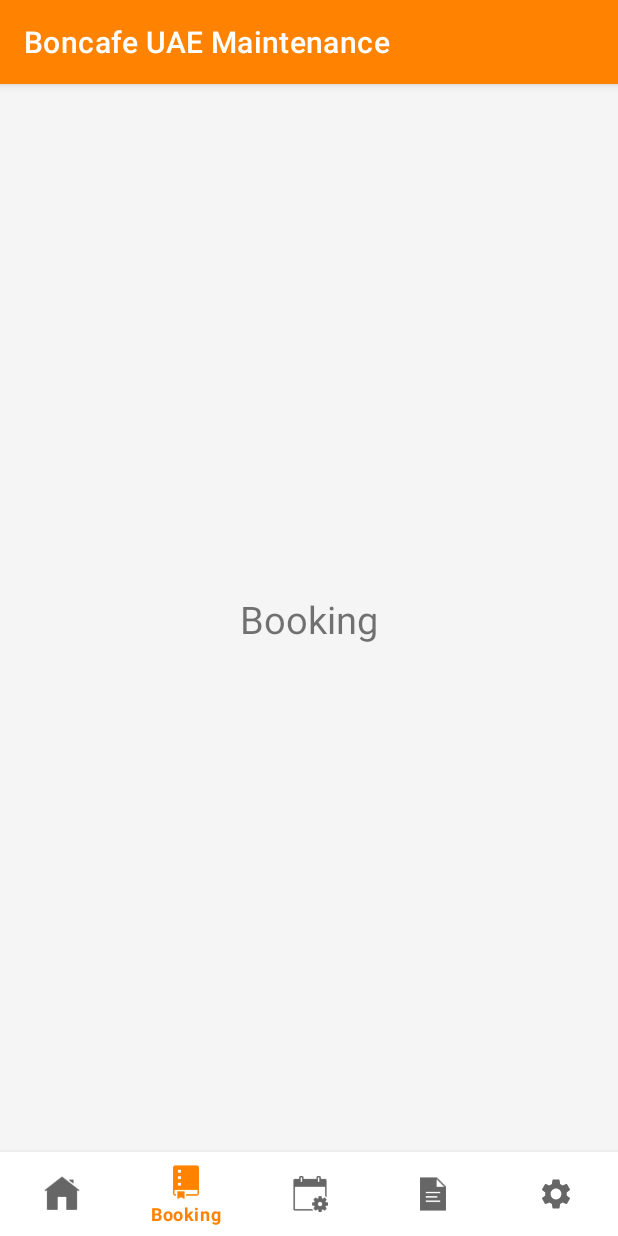
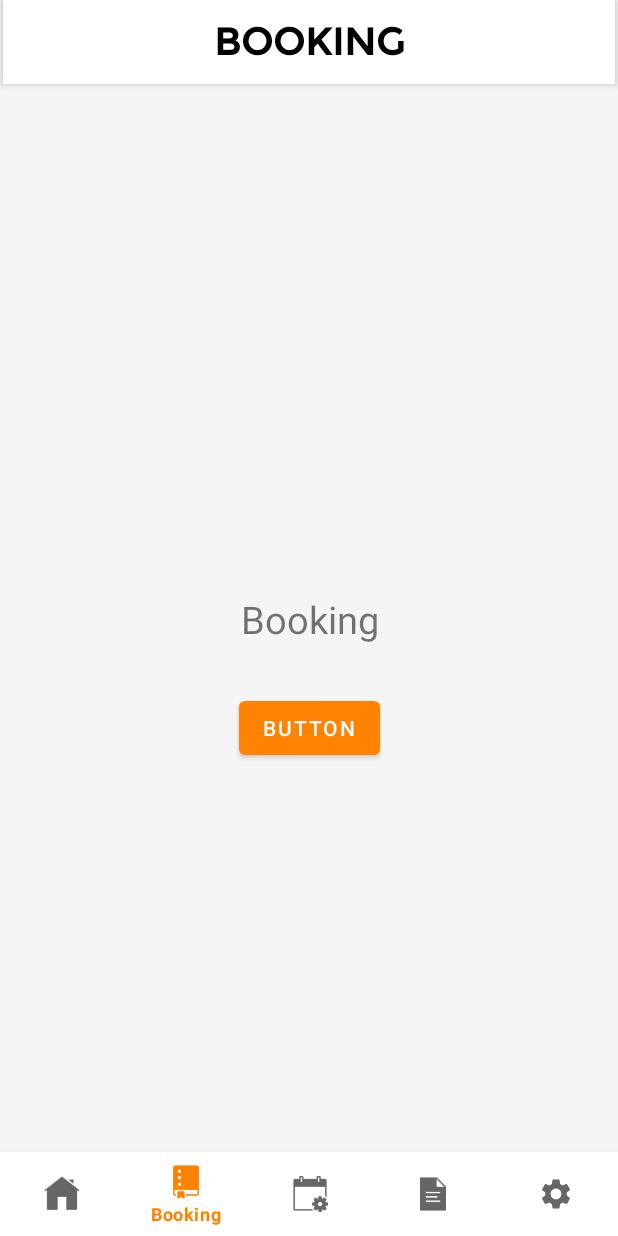
Before and after one commit to DylanRoan/boncafe-uae-maintenance, an Android app: the Booking screen opened through its navigation route, item 2 of the bottom bar chosen, on a phone screen of 412 x 824 dp. Run offline under Robolectric (Android 15) with nearby library versions, the phone set to English and light mode, and no system bars; our stand-ins replace navigation-ui.

Commit message:
Toolbar or Top Menu Bar created.

```diff
--- a/app/src/main/java/com/example/boncafeuaemaintenance/HomeActivity.kt
+++ b/app/src/main/java/com/example/boncafeuaemaintenance/HomeActivity.kt
@@ -1,23 +1,49 @@
 package com.example.boncafeuaemaintenance
 
+import android.annotation.SuppressLint
 import androidx.appcompat.app.AppCompatActivity
 import android.os.Bundle
-import androidx.navigation.findNavController
 import androidx.navigation.fragment.NavHostFragment
+import androidx.navigation.ui.NavigationUI
 import androidx.navigation.ui.setupWithNavController
-import com.google.android.material.bottomnavigation.BottomNavigationView
 import kotlinx.android.synthetic.main.activity_home.*
 
+
+@Suppress("DEPRECATION", "UNUSED_EXPRESSION")
 class HomeActivity : AppCompatActivity() {
+    @SuppressLint("InflateParams", "SetTextI18n")
     override fun onCreate(savedInstanceState: Bundle?) {
         super.onCreate(savedInstanceState)
         setContentView(R.layout.activity_home)
 
-        // Find Navigation Controller (aka the fragment)
+        // Navigation Controller (for controlling fragments/pages)
         val navHostFragment = supportFragmentManager.findFragmentById(R.id.fragmentContainerView) as NavHostFragment
         val navController = navHostFragment.navController
 
-        // Make a functional bottom nav menu
+        // Make a functional BottomNavMenu
         bottomNavigationView.setupWithNavController(navController)
+
+        // Set up toolbar (top nav menu) with NavController
+        setSupportActionBar(toolbar)
+        val actionBar = supportActionBar
+        actionBar?.setDisplayShowTitleEnabled(false) // disable default toolbar's title
+
+        // Click menu items listener for BottomNavMenu
+        bottomNavigationView.setOnNavigationItemSelectedListener { menuItem ->
+
+            // Change Toolbar's title depending the item selected
+            toolbar_title.text = when(menuItem.itemId) {
+                R.id.home -> "Home"
+                R.id.booking -> "Booking"
+                R.id.maintenance -> "Maintenance"
+                R.id.serviceReport -> "Reports"
+                R.id.settings -> "Settings"
+                else -> null
+            }
+            true
+
+            // To update pages
+            NavigationUI.onNavDestinationSelected(menuItem, navController)
+        }
     }
 }
--- a/app/src/main/res/layout/activity_home.xml
+++ b/app/src/main/res/layout/activity_home.xml
@@ -91,15 +91,52 @@
         app:layout_constraintStart_toStartOf="parent"
         app:menu="@menu/bottom_menu"/>
 
+    <!--  FRAGMENT (PAGE)  -->
     <androidx.fragment.app.FragmentContainerView
         android:id="@+id/fragmentContainerView"
         android:name="androidx.navigation.fragment.NavHostFragment"
-        android:layout_width="409dp"
-        android:layout_height="833dp"
+        android:layout_width="410dp"
+        android:layout_height="775dp"
         app:defaultNavHost="true"
         app:layout_constraintBottom_toTopOf="@+id/bottomNavigationView"
         app:layout_constraintEnd_toEndOf="parent"
         app:layout_constraintStart_toStartOf="parent"
+        app:layout_constraintTop_toBottomOf="@id/toolbar_layout"
+        app:navGraph="@navigation/my_nav" />
+
+    <!--  TOOLBAR (TOP NAV MENU)  -->
+    <com.google.android.material.appbar.AppBarLayout
+        android:id="@+id/toolbar_layout"
+        android:layout_width="wrap_content"
+        android:layout_height="wrap_content"
         app:layout_constraintTop_toTopOf="parent"
-        app:navGraph="@navigation/my_nav" />
+        app:layout_constraintLeft_toLeftOf="parent"
+        app:layout_constraintRight_toRightOf="parent">
+
+        <androidx.appcompat.widget.Toolbar
+            android:id="@+id/toolbar"
+            android:layout_width="408dp"
+            android:layout_height="wrap_content"
+            android:background="?attr/colorPrimary"
+            android:minHeight="?attr/actionBarSize"
+            android:theme="?attr/actionBarTheme"
+            tools:layout_editor_absoluteX="1dp"
+            android:backgroundTint="#fff" >
+            <TextView
+                android:id="@+id/toolbar_title"
+                android:layout_width="wrap_content"
+                android:layout_height="wrap_content"
+                android:layout_gravity="center"
+                android:text="HOME"
+                android:textSize="25sp"
+                android:textColor="#000000"
+                android:fontFamily="@font/montserratt"
+                android:textStyle="bold"
+                android:textAllCaps="true"
+                tools:ignore="HardcodedText" />
+
+        </androidx.appcompat.widget.Toolbar>
+    </com.google.android.material.appbar.AppBarLayout>
+
+
 </androidx.constraintlayout.widget.ConstraintLayout>
--- a/app/src/main/res/layout/fragment_booking.xml
+++ b/app/src/main/res/layout/fragment_booking.xml
@@ -7,6 +7,7 @@
     tools:context=".Booking">
 
     <TextView
+        android:id="@+id/textView2"
         android:layout_width="wrap_content"
         android:layout_height="wrap_content"
         android:text="Booking"
@@ -17,4 +18,16 @@
         app:layout_constraintTop_toTopOf="parent"
         tools:ignore="HardcodedText" />
 
+    <Button
+        android:id="@+id/button3"
+        android:layout_width="wrap_content"
+        android:layout_height="wrap_content"
+        android:text="Button"
+        app:layout_constraintBottom_toBottomOf="parent"
+        app:layout_constraintEnd_toEndOf="parent"
+        app:layout_constraintStart_toStartOf="parent"
+        app:layout_constraintTop_toTopOf="parent"
+        app:layout_constraintVertical_bias="0.6"
+        tools:ignore="HardcodedText,TextContrastCheck" />
+
 </androidx.constraintlayout.widget.ConstraintLayout>
--- a/app/src/main/res/layout/fragment_home.xml
+++ b/app/src/main/res/layout/fragment_home.xml
@@ -7,14 +7,29 @@
     tools:context=".Home">
 
     <TextView
+        android:id="@+id/textView"
         android:layout_width="wrap_content"
         android:layout_height="wrap_content"
         android:text="Home"
-        android:textSize="25sp"
+        android:textSize="50sp"
         app:layout_constraintBottom_toBottomOf="parent"
         app:layout_constraintEnd_toEndOf="parent"
         app:layout_constraintStart_toStartOf="parent"
         app:layout_constraintTop_toTopOf="parent"
         tools:ignore="HardcodedText" />
 
+    <ImageView
+        android:id="@+id/imageView"
+        android:layout_width="100sp"
+        android:layout_height="100sp"
+        tools:ignore="ContentDescription,ImageContrastCheck"
+        tools:layout_editor_absoluteX="141dp"
+        tools:layout_editor_absoluteY="104dp"
+        android:background="@drawable/bg_coffees"
+        app:layout_constraintBottom_toBottomOf="parent"
+        app:layout_constraintEnd_toEndOf="parent"
+        app:layout_constraintStart_toStartOf="parent"
+        app:layout_constraintTop_toTopOf="parent"
+        app:layout_constraintVertical_bias="0.65" />
+
 </androidx.constraintlayout.widget.ConstraintLayout>
--- a/app/src/main/res/values/themes.xml
+++ b/app/src/main/res/values/themes.xml
@@ -1,6 +1,6 @@
 <resources xmlns:tools="http://schemas.android.com/tools">
     <!-- Base application theme. -->
-    <style name="Theme.BoncafeUAEMaintenance" parent="Theme.MaterialComponents.Light.DarkActionBar">
+    <style name="Theme.BoncafeUAEMaintenance" parent="Theme.MaterialComponents.Light.NoActionBar">
         <!-- Primary brand color. -->
         <item name="colorPrimary">#FF8300</item>
         <item name="colorPrimaryVariant">@color/purple_700</item>
@@ -13,6 +13,12 @@
         <item name="android:statusBarColor" tools:targetApi="l">?attr/colorPrimaryVariant</item>
         <!-- Customize your theme here. -->
 
+        <!-- Disable Dark Mode -->
         <item name="android:forceDarkAllowed" tools:targetApi="q">false</item>
     </style>
+
+    <!-- Custom Font for Toolbar -->
+    <style name="TextAppearance.AppCompat.Widget.Actionbar.Title" parent="@android:style/TextAppearance">
+        <item name="android:fontFamily">@font/montserratt</item>
+    </style>
 </resources>
```
